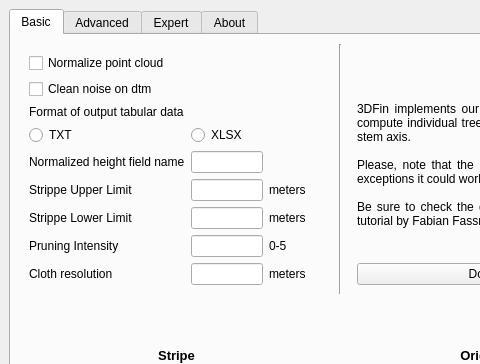
The window that qt-files/src/main_window.ui (3DFin/3DFin) describes before a commit, drawn with Qt 5; both pictures show x 0 to 480 and y 0 to 364 of the 999 by 730 pixel window.
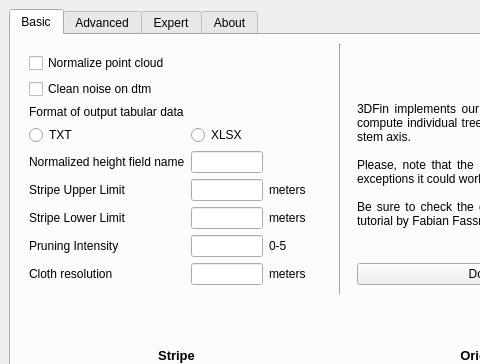
The same window after the commit. Icons and pictures are not drawn.

```diff
--- a/qt-files/src/main_window.ui
+++ b/qt-files/src/main_window.ui
@@ -263,7 +263,7 @@
            <item row="6" column="0">
             <widget class="QLabel" name="lower_limit_lbl">
              <property name="text">
-              <string>Strippe Lower Limit</string>
+              <string>Stripe Lower Limit</string>
              </property>
             </widget>
            </item>
@@ -450,7 +450,7 @@
            <item row="5" column="0">
             <widget class="QLabel" name="upper_limit_lbl">
              <property name="text">
-              <string>Strippe Upper Limit</string>
+              <string>Stripe Upper Limit</string>
              </property>
             </widget>
            </item>
```
